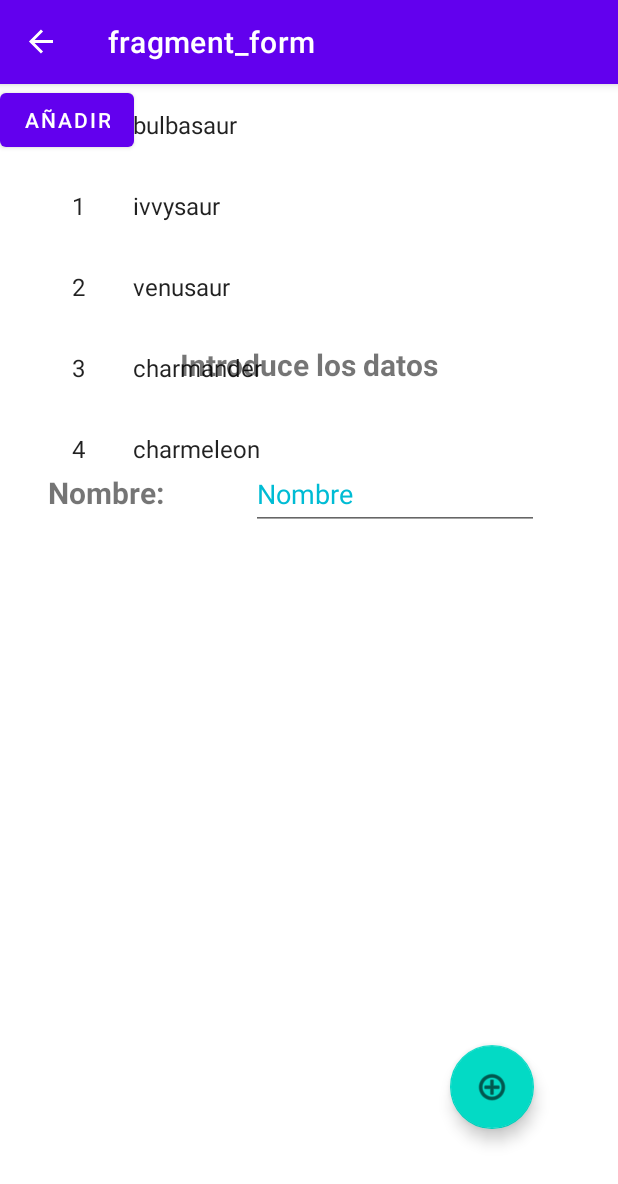
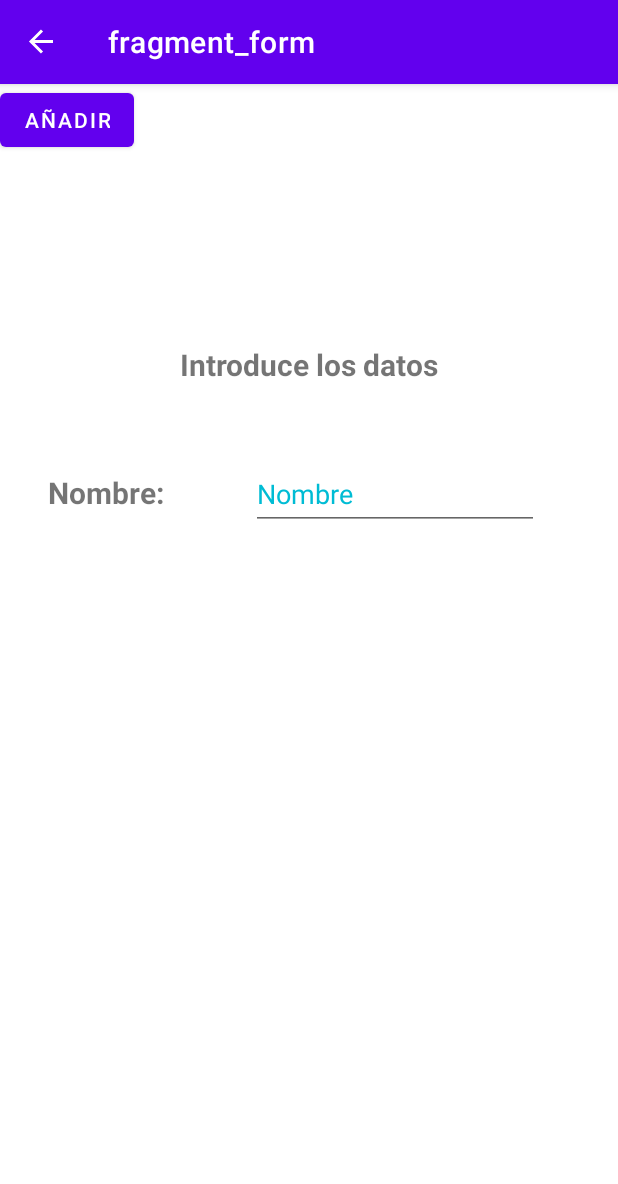
Before and after one commit to Lucas-Calvo/PokemonBorrar, an Android app: the fragmentForm screen opened through its navigation route, after a tap on "AÑADIR", on a phone screen of 412 x 824 dp. Shown: the top 1184 px of the screen. Run offline under Robolectric (Android 15) with nearby library versions, the phone set to English and light mode, and no system bars; our stand-ins replace navigation-ui.

Commit message:
Practica insertar final

```diff
--- a/app/src/main/java/com/grupo2/pokemon/ItemListFragment.java
+++ b/app/src/main/java/com/grupo2/pokemon/ItemListFragment.java
@@ -98,7 +98,7 @@ public class ItemListFragment extends Fragment {
         btnpaginaanadir.setOnClickListener(new View.OnClickListener(){
             @Override
             public void onClick(View view) {
-               Navigation.findNavController(view).navigate(R.id.fragmentform);
+               Navigation.findNavController(view).navigate(R.id.formFragment);
             }
         });
 
--- a/app/src/main/java/com/grupo2/pokemon/PokemonBD.java
+++ b/app/src/main/java/com/grupo2/pokemon/PokemonBD.java
@@ -119,6 +119,7 @@ public class PokemonBD extends SQLiteOpenHelper {
 
         values.put("NOMBRE", nombre);
         values.put("DESCRIPTION", "Soy "+nombre);
+        values.put("IMAGEN", " ");
 
         db.insert("POKEMON", null, values);
     }
--- a/app/src/main/res/layout/fragment_form.xml
+++ b/app/src/main/res/layout/fragment_form.xml
@@ -60,13 +60,4 @@
         tools:layout_editor_absoluteY="430dp"
         tools:ignore="MissingConstraints" />
 
-    <androidx.fragment.app.FragmentContainerView
-        android:id="@+id/fragmentform"
-        android:name="androidx.navigation.fragment.NavHostFragment"
-        android:layout_width="match_parent"
-        android:layout_height="match_parent"
-        app:defaultNavHost="true"
-        app:navGraph="@navigation/primary_details_nav_graph"
-        tools:layout_editor_absoluteX="0dp"
-        tools:layout_editor_absoluteY="0dp" />
 </androidx.constraintlayout.widget.ConstraintLayout>
```
